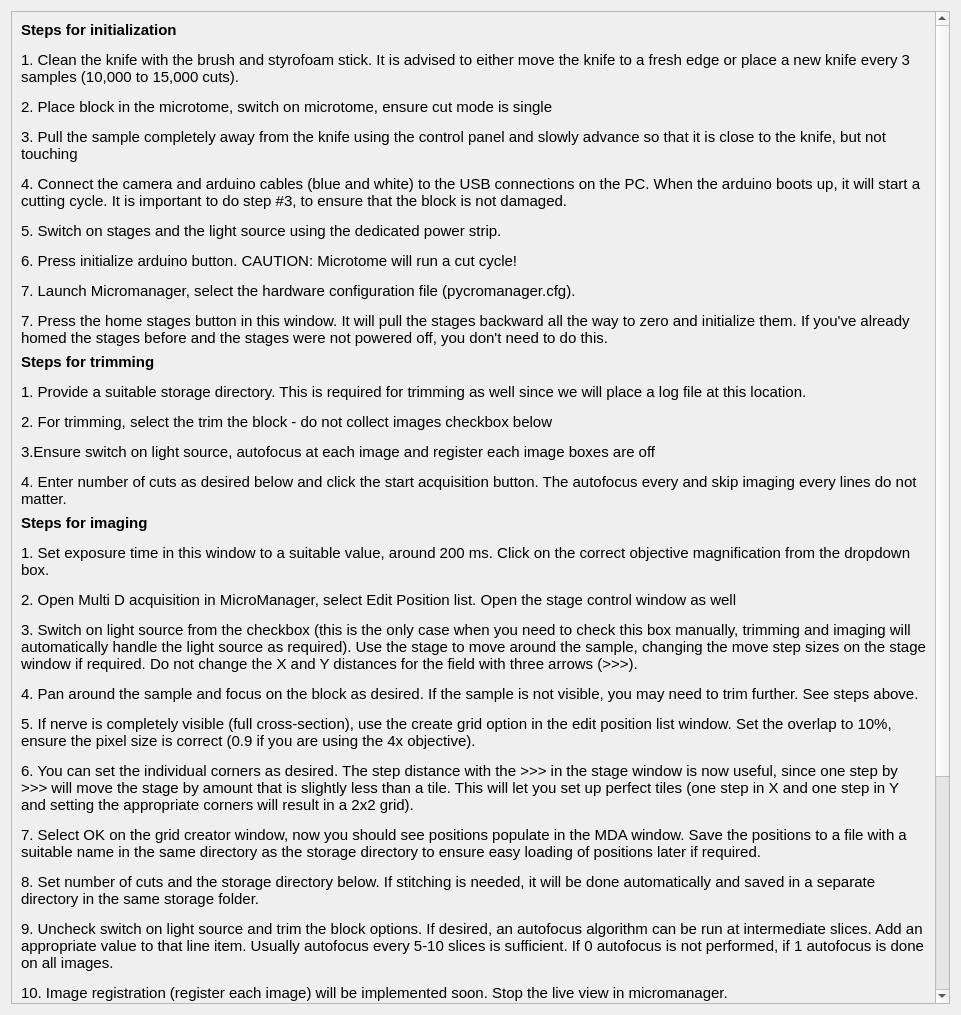
Qt form ui files/helpwindow.ui (ckolluru/3D-MUSE-acquire) before a commit.
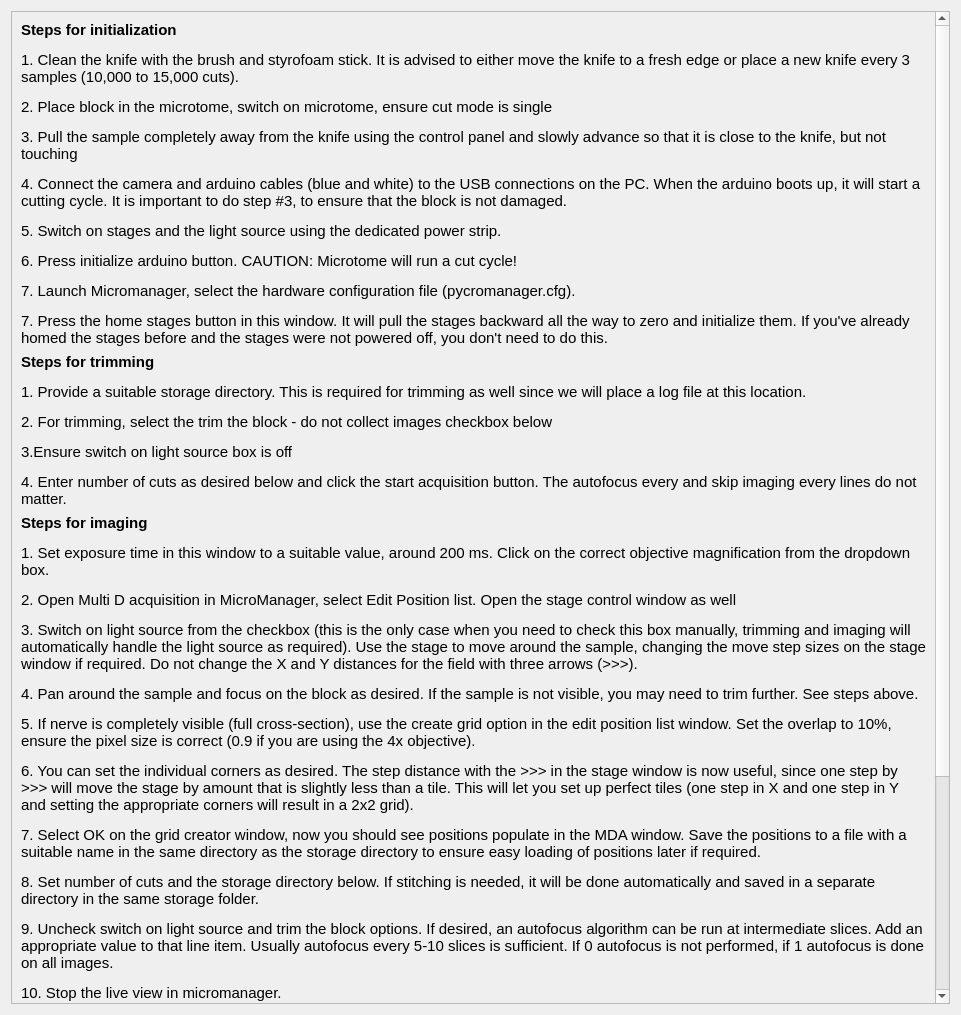
The same form after that commit.

Commit message: Remove registration options.

What changed in the file:
```diff
--- a/ui files/helpwindow.ui
+++ b/ui files/helpwindow.ui
@@ -70,7 +70,7 @@
           </font>
          </property>
          <property name="text">
-          <string>&lt;html&gt;&lt;head/&gt;&lt;body&gt;&lt;p&gt;&lt;span style=&quot; font-weight:600;&quot;&gt;Steps for trimming&lt;/span&gt;&lt;/p&gt;&lt;p&gt;1. Provide a suitable storage directory. This is required for trimming as well since we will place a log file at this location.&lt;/p&gt;&lt;p&gt;2. For trimming, select the trim the block - do not collect images checkbox below&lt;/p&gt;&lt;p&gt;3.Ensure switch on light source, autofocus at each image and register each image boxes are off &lt;/p&gt;&lt;p&gt;4. Enter number of cuts as desired below and click the start acquisition button. The autofocus every and skip imaging every lines do not matter.&lt;/p&gt;&lt;/body&gt;&lt;/html&gt;</string>
+          <string>&lt;html&gt;&lt;head/&gt;&lt;body&gt;&lt;p&gt;&lt;span style=&quot; font-weight:600;&quot;&gt;Steps for trimming&lt;/span&gt;&lt;/p&gt;&lt;p&gt;1. Provide a suitable storage directory. This is required for trimming as well since we will place a log file at this location.&lt;/p&gt;&lt;p&gt;2. For trimming, select the trim the block - do not collect images checkbox below&lt;/p&gt;&lt;p&gt;3.Ensure switch on light source box is off &lt;/p&gt;&lt;p&gt;4. Enter number of cuts as desired below and click the start acquisition button. The autofocus every and skip imaging every lines do not matter.&lt;/p&gt;&lt;/body&gt;&lt;/html&gt;</string>
          </property>
          <property name="wordWrap">
           <bool>true</bool>
@@ -87,7 +87,7 @@
           </font>
          </property>
          <property name="text">
-          <string>&lt;html&gt;&lt;head/&gt;&lt;body&gt;&lt;p&gt;&lt;span style=&quot; font-size:11pt;&quot;&gt;Steps for imaging&lt;/span&gt;&lt;/p&gt;&lt;p&gt;&lt;span style=&quot; font-size:11pt; font-weight:400;&quot;&gt;1. Set exposure time in this window to a suitable value, around 200 ms. Click on the correct objective magnification from the dropdown box.&lt;/span&gt;&lt;/p&gt;&lt;p&gt;&lt;span style=&quot; font-size:11pt; font-weight:400;&quot;&gt;2. Open Multi D acquisition in MicroManager, select Edit Position list. Open the stage control window as well&lt;/span&gt;&lt;/p&gt;&lt;p&gt;&lt;span style=&quot; font-size:11pt; font-weight:400;&quot;&gt;3. Switch on light source from the checkbox (this is the only case when you need to check this box manually, trimming and imaging will automatically handle the light source as required). Use the stage to move around the sample, changing the move step sizes on the stage window if required. Do not change the X and Y distances for the field with three arrows (&amp;gt;&amp;gt;&amp;gt;).&lt;/span&gt;&lt;/p&gt;&lt;p&gt;&lt;span style=&quot; font-size:11pt; font-weight:400;&quot;&gt;4. Pan around the sample and focus on the block as desired. If the sample is not visible, you may need to trim further. See steps above.&lt;/span&gt;&lt;/p&gt;&lt;p&gt;&lt;span style=&quot; font-size:11pt; font-weight:400;&quot;&gt;5. If nerve is completely visible (full cross-section), use the create grid option in the edit position list window. Set the overlap to 10%, ensure the pixel size is correct (0.9 if you are using the 4x objective).&lt;/span&gt;&lt;/p&gt;&lt;p&gt;&lt;span style=&quot; font-size:11pt; font-weight:400;&quot;&gt;6. You can set the individual corners as desired. The step distance with the &amp;gt;&amp;gt;&amp;gt; in the stage window is now useful, since one step by &amp;gt;&amp;gt;&amp;gt; will move the stage by amount that is slightly less than a tile. This will let you set up perfect tiles (one step in X and one step in Y and setting the appropriate corners will result in a 2x2 grid).&lt;/span&gt;&lt;/p&gt;&lt;p&gt;&lt;span style=&quot; font-size:11pt; font-weight:400;&quot;&gt;7. Select OK on the grid creator window, now you should see positions populate in the MDA window. Save the positions to a file with a suitable name in the same directory as the storage directory to ensure easy loading of positions later if required.&lt;/span&gt;&lt;/p&gt;&lt;p&gt;&lt;span style=&quot; font-size:11pt; font-weight:400;&quot;&gt;8. Set number of cuts and the storage directory below. If stitching is needed, it will be done automatically and saved in a separate directory in the same storage folder.&lt;/span&gt;&lt;/p&gt;&lt;p&gt;&lt;span style=&quot; font-size:11pt; font-weight:400;&quot;&gt;9. Uncheck switch on light source and trim the block options. If desired, an autofocus algorithm can be run at intermediate slices. Add an appropriate value to that line item. Usually autofocus every 5-10 slices is sufficient. If 0 autofocus is not performed, if 1 autofocus is done on all images.&lt;/span&gt;&lt;/p&gt;&lt;p&gt;&lt;span style=&quot; font-size:11pt; font-weight:400;&quot;&gt;10. Image registration (register each image) will be implemented soon. Stop the live view in micromanager.&lt;/span&gt;&lt;/p&gt;&lt;p&gt;&lt;span style=&quot; font-size:11pt; font-weight:400;&quot;&gt;11. Images can be skipped between sections. Add an appropriate value there. If 0, no images are skipped.&lt;/span&gt;&lt;/p&gt;&lt;p&gt;&lt;span style=&quot; font-size:11pt; font-weight:400;&quot;&gt;12. Click start acquisition button.&lt;/span&gt;&lt;/p&gt;&lt;/body&gt;&lt;/html&gt;</string>
+          <string>&lt;html&gt;&lt;head/&gt;&lt;body&gt;&lt;p&gt;&lt;span style=&quot; font-size:11pt;&quot;&gt;Steps for imaging&lt;/span&gt;&lt;/p&gt;&lt;p&gt;&lt;span style=&quot; font-size:11pt; font-weight:400;&quot;&gt;1. Set exposure time in this window to a suitable value, around 200 ms. Click on the correct objective magnification from the dropdown box.&lt;/span&gt;&lt;/p&gt;&lt;p&gt;&lt;span style=&quot; font-size:11pt; font-weight:400;&quot;&gt;2. Open Multi D acquisition in MicroManager, select Edit Position list. Open the stage control window as well&lt;/span&gt;&lt;/p&gt;&lt;p&gt;&lt;span style=&quot; font-size:11pt; font-weight:400;&quot;&gt;3. Switch on light source from the checkbox (this is the only case when you need to check this box manually, trimming and imaging will automatically handle the light source as required). Use the stage to move around the sample, changing the move step sizes on the stage window if required. Do not change the X and Y distances for the field with three arrows (&amp;gt;&amp;gt;&amp;gt;).&lt;/span&gt;&lt;/p&gt;&lt;p&gt;&lt;span style=&quot; font-size:11pt; font-weight:400;&quot;&gt;4. Pan around the sample and focus on the block as desired. If the sample is not visible, you may need to trim further. See steps above.&lt;/span&gt;&lt;/p&gt;&lt;p&gt;&lt;span style=&quot; font-size:11pt; font-weight:400;&quot;&gt;5. If nerve is completely visible (full cross-section), use the create grid option in the edit position list window. Set the overlap to 10%, ensure the pixel size is correct (0.9 if you are using the 4x objective).&lt;/span&gt;&lt;/p&gt;&lt;p&gt;&lt;span style=&quot; font-size:11pt; font-weight:400;&quot;&gt;6. You can set the individual corners as desired. The step distance with the &amp;gt;&amp;gt;&amp;gt; in the stage window is now useful, since one step by &amp;gt;&amp;gt;&amp;gt; will move the stage by amount that is slightly less than a tile. This will let you set up perfect tiles (one step in X and one step in Y and setting the appropriate corners will result in a 2x2 grid).&lt;/span&gt;&lt;/p&gt;&lt;p&gt;&lt;span style=&quot; font-size:11pt; font-weight:400;&quot;&gt;7. Select OK on the grid creator window, now you should see positions populate in the MDA window. Save the positions to a file with a suitable name in the same directory as the storage directory to ensure easy loading of positions later if required.&lt;/span&gt;&lt;/p&gt;&lt;p&gt;&lt;span style=&quot; font-size:11pt; font-weight:400;&quot;&gt;8. Set number of cuts and the storage directory below. If stitching is needed, it will be done automatically and saved in a separate directory in the same storage folder.&lt;/span&gt;&lt;/p&gt;&lt;p&gt;&lt;span style=&quot; font-size:11pt; font-weight:400;&quot;&gt;9. Uncheck switch on light source and trim the block options. If desired, an autofocus algorithm can be run at intermediate slices. Add an appropriate value to that line item. Usually autofocus every 5-10 slices is sufficient. If 0 autofocus is not performed, if 1 autofocus is done on all images.&lt;/span&gt;&lt;/p&gt;&lt;p&gt;&lt;span style=&quot; font-size:11pt; font-weight:400;&quot;&gt;10. Stop the live view in micromanager.&lt;/span&gt;&lt;/p&gt;&lt;p&gt;&lt;span style=&quot; font-size:11pt; font-weight:400;&quot;&gt;11. Images can be skipped between sections. Add an appropriate value there. If 0, no images are skipped.&lt;/span&gt;&lt;/p&gt;&lt;p&gt;&lt;span style=&quot; font-size:11pt; font-weight:400;&quot;&gt;12. Click start acquisition button.&lt;/span&gt;&lt;/p&gt;&lt;/body&gt;&lt;/html&gt;</string>
          </property>
          <property name="wordWrap">
           <bool>true</bool>
```
The commit also changes 2 other files.
